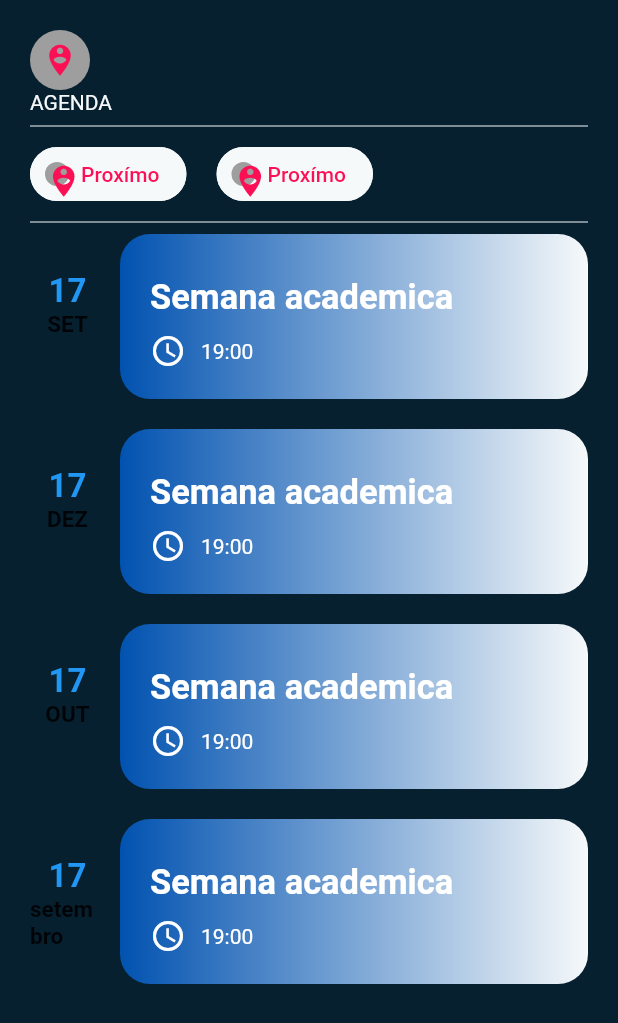
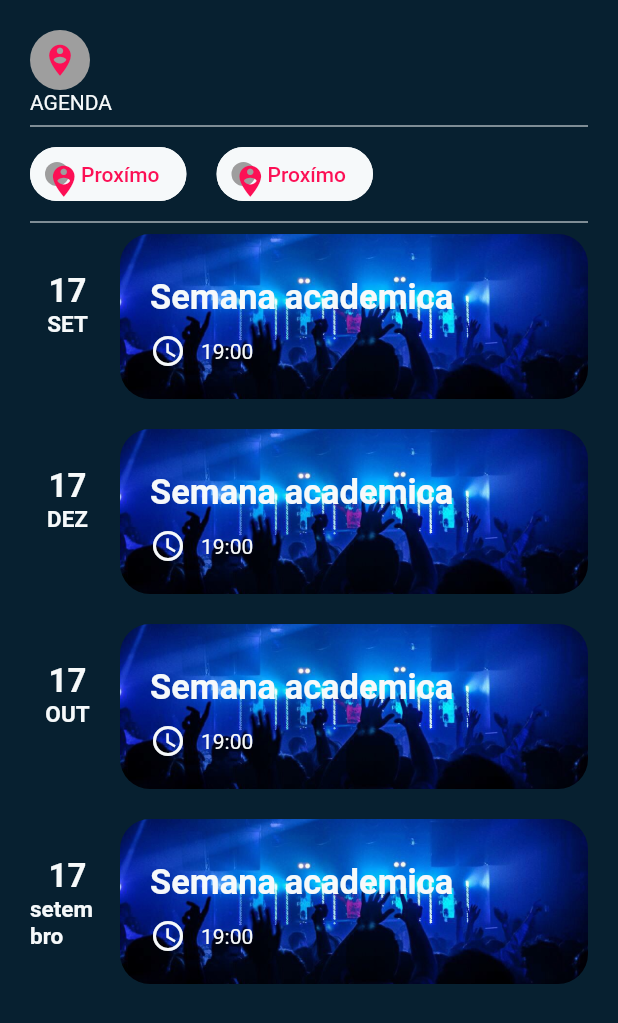
Before and after one commit to alexandreReolon/eventPlanning, a Flutter app: the HomePage screen opened directly, on a phone screen of 412 x 824 dp. Shown: the top 1023 px of the screen. Run offline on Flutter 3.47's test engine with Material 2 defaults, Android fonts, the light colour scheme and no system bars; our stand-ins replace page_transition, simple_animations, string_validator, toast.

```diff
--- a/mobile/lib/components/cardEvent.dart
+++ b/mobile/lib/components/cardEvent.dart
@@ -1,5 +1,5 @@
 import 'package:flutter/material.dart';
-import 'package:flutter_app/Constants.dart';
+import 'package:eventPlanning/Constants.dart';
 
 Widget cardEvent({image, title, mes, date, hour}) {
   return Row(
@@ -13,14 +13,18 @@ Widget cardEvent({image, title, mes, date, hour}) {
             Text(
               date.toString(),
               style: TextStyle(
-                color: Colors.blue,
+                color: TEXTO_COLOR,
                 fontSize: 22,
                 fontWeight: FontWeight.bold,
               ),
             ),
             Text(
               mes.toString(),
-              style: TextStyle(fontSize: 15, fontWeight: FontWeight.bold),
+              style: TextStyle(
+                fontSize: 15,
+                fontWeight: FontWeight.bold,
+                color: TEXTO_COLOR,
+              ),
             )
           ],
         ),
@@ -30,18 +34,13 @@ Widget cardEvent({image, title, mes, date, hour}) {
           height: 110,
           decoration: BoxDecoration(
             borderRadius: BorderRadius.circular(20),
+            image: DecorationImage(
+              image: AssetImage("assets/images/event.jpg"),
+              fit: BoxFit.cover,
+            ),
           ),
           child: Container(
             padding: EdgeInsets.all(20),
-            decoration: BoxDecoration(
-              borderRadius: BorderRadius.circular(20),
-              gradient: LinearGradient(
-                colors: [
-                  SECUNDARY_COLOR,
-                  PRIMARY_COLOR,
-                ],
-              ),
-            ),
             child: Column(
               crossAxisAlignment: CrossAxisAlignment.start,
               mainAxisAlignment: MainAxisAlignment.end,
@@ -49,7 +48,7 @@ Widget cardEvent({image, title, mes, date, hour}) {
                 Text(
                   title.toString(),
                   style: TextStyle(
-                    color: Colors.white,
+                    color: TEXTO_COLOR,
                     fontSize: 23,
                     fontWeight: FontWeight.bold,
                   ),
@@ -61,14 +60,16 @@ Widget cardEvent({image, title, mes, date, hour}) {
                   children: <Widget>[
                     Icon(
                       Icons.access_time,
-                      color: Colors.white,
+                      color: TEXTO_COLOR,
                     ),
                     SizedBox(
                       width: 10,
                     ),
                     Text(
                       hour.toString(),
-                      style: TextStyle(color: Colors.white),
+                      style: TextStyle(
+                        color: TEXTO_COLOR,
+                      ),
                     )
                   ],
                 )
--- a/mobile/lib/components/iconButton.dart
+++ b/mobile/lib/components/iconButton.dart
@@ -1,5 +1,5 @@
 import 'package:flutter/material.dart';
-import 'package:flutter_app/Constants.dart';
+import 'package:eventPlanning/Constants.dart';
 
 Widget iconButton({text, icon, color}) {
   return Container(
--- a/mobile/lib/constants.dart
+++ b/mobile/lib/constants.dart
@@ -9,7 +9,7 @@ const TERTIARY_COLOR = Color.fromRGBO(2, 110, 205, 1);
 const FOURTY_COLOR = Color.fromRGBO(47, 152, 217, 1);
 const TEXT = Color.fromRGBO(0, 0, 0, 1);
 
-const BACKGROUND_COLOR = Color.fromRGBO(7, 32, 48, 1);
+const BACKGROUND_COLOR = Color.fromRGBO(7, 32, 48, 100);
 const TEXTO_COLOR = Color.fromRGBO(246, 249, 250, 1);
 const TEXTO_PRIMARY_COLOR = Color.fromRGBO(252, 16, 85, 1);
 const TEXTO_SECUNDARY_COLOR = Color.fromRGBO(246, 249, 250, 1);
--- a/mobile/lib/main.dart
+++ b/mobile/lib/main.dart
@@ -1,10 +1,10 @@
 import 'package:flutter/material.dart';
 import 'package:flutter/services.dart';
-import 'package:flutter_app/pages/HomePage.dart';
-import 'package:flutter_app/pages/LoginPage.dart';
+import 'package:eventPlanning/pages/HomePage.dart';
+import 'package:eventPlanning/pages/LoginPage.dart';
 
 void main() async {
-  String logado = "null";
+  String logado = null;
 
   SystemChrome.setPreferredOrientations([DeviceOrientation.portraitUp]);
 
--- a/mobile/lib/pages/CadastrarPage.dart
+++ b/mobile/lib/pages/CadastrarPage.dart
@@ -1,8 +1,8 @@
 import 'package:flutter/cupertino.dart';
 import 'package:flutter/material.dart';
-import 'package:flutter_app/Constants.dart';
-import 'package:flutter_app/animations/FadeAnimation.dart';
-import 'package:flutter_app/Service.dart' as Service;
+import 'package:eventPlanning/Constants.dart';
+import 'package:eventPlanning/animations/FadeAnimation.dart';
+import 'package:eventPlanning/Service.dart' as Service;
 import 'package:string_validator/string_validator.dart';
 
 class CadastrarPage extends StatefulWidget {
--- a/mobile/lib/pages/HomePage.dart
+++ b/mobile/lib/pages/HomePage.dart
@@ -1,13 +1,10 @@
 import 'package:flutter/material.dart';
-import 'package:flutter_app/Constants.dart';
-import 'package:flutter_app/animations/FadeAnimation.dart';
-import 'package:flutter_app/components/cardEvent.dart';
-import 'package:flutter_app/components/iconButton.dart';
-import 'package:flutter_app/components/menu.dart';
+import 'package:eventPlanning/Constants.dart';
+import 'package:eventPlanning/animations/FadeAnimation.dart';
+import 'package:eventPlanning/components/cardEvent.dart';
+import 'package:eventPlanning/components/iconButton.dart';
 
 class HomePage extends StatelessWidget {
-  final drawer = Menu();
-
   @override
   Widget build(BuildContext context) {
     return Scaffold(
@@ -58,7 +55,7 @@ class HomePage extends StatelessWidget {
               FadeAnimation(
                 1.2,
                 cardEvent(
-                  image: 'assets/images/beacon.png',
+                  image: 'images/event.png',
                   title: 'Semana academica',
                   mes: 'SET',
                   hour: '19:00',
```
Also changed, not shown: mobile/lib/components/Button.dart (added, +21 -0 lines), mobile/lib/components/menu.dart (deleted, +0 -23 lines), mobile/lib/pages/LoginPage.dart (+29 -45 lines), mobile/pubspec.yaml (+3 -4 lines), mobile/assets/images/event.jpg (added), mobile/pubspec.lock, 6 other files.
